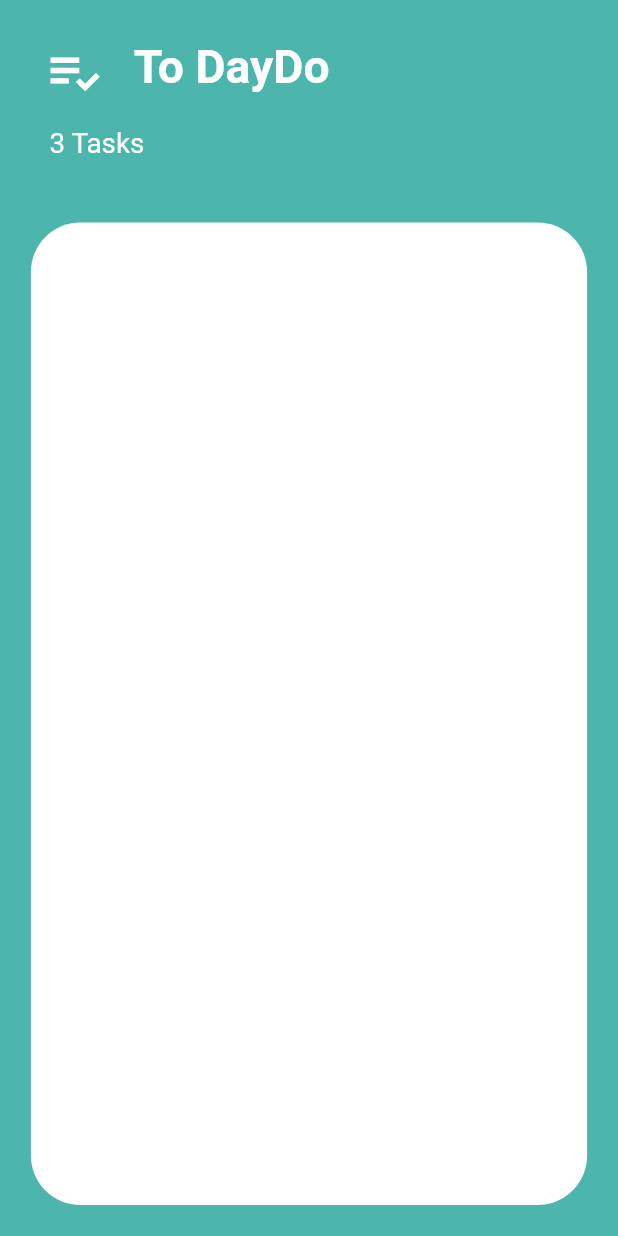
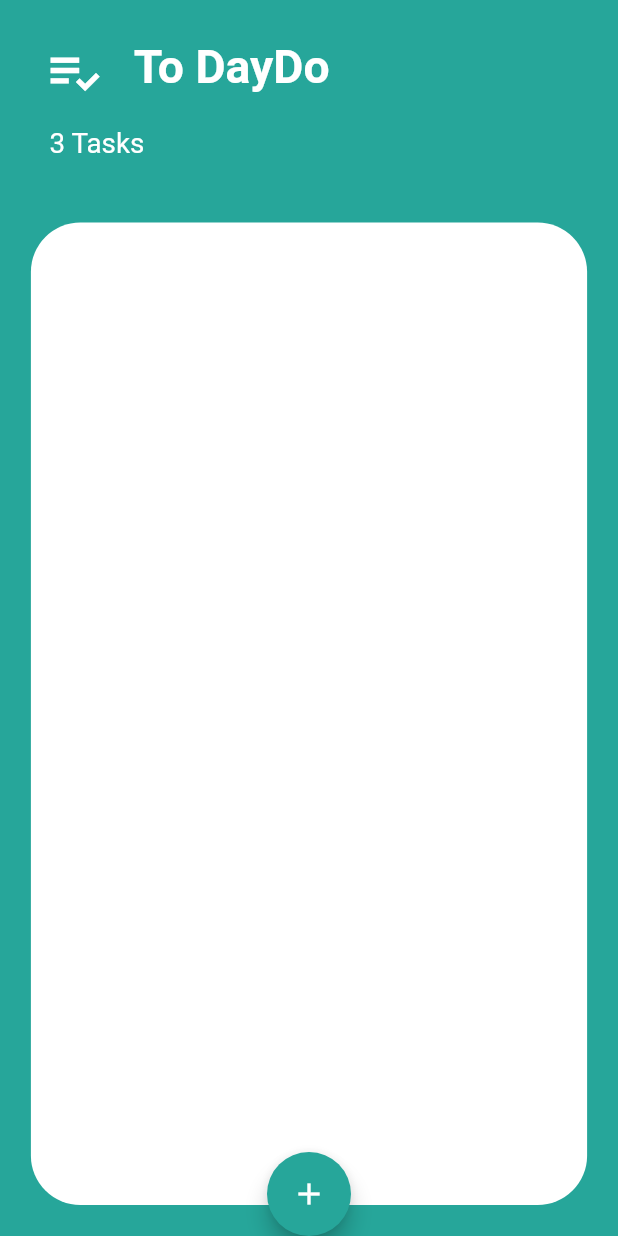
Before and after one commit to ahmdZhran/toDoApp, a Flutter app: the screen it shows after launch, on a phone screen of 412 x 824 dp. Run offline on Flutter 3.47's test engine with Material 2 defaults, Android fonts, the light colour scheme and no system bars.

Commit message:
float action button

```diff
--- a/lib/screens/home_page.dart
+++ b/lib/screens/home_page.dart
@@ -1,76 +1,20 @@
-// import 'package:flutter/material.dart';
-
-// class TaskManager extends StatelessWidget {
-//   const TaskManager({super.key});
-
-//   @override
-//   Widget build(BuildContext context) {
-//     return SafeArea(
-//       child: Scaffold(
-//         backgroundColor: Colors.teal[300],
-//         body: Padding(
-//           padding: const EdgeInsets.all(20),
-//           child: Column(
-//             crossAxisAlignment: CrossAxisAlignment.start,
-//             children: [
-//               Row(
-//                 children: [
-//                   IconButton(
-//                     onPressed: () {},
-//                     icon: const Icon(
-//                       Icons.playlist_add_check,
-//                       size: 40,
-//                       color: Colors.white,
-//                     ),
-//                   ),
-//                   const SizedBox(
-//                     width: 20,
-//                   ),
-//                   const Text(
-//                     'To DayDo',
-//                     style: TextStyle(
-//                         fontSize: 30,
-//                         fontWeight: FontWeight.bold,
-//                         color: Colors.white),
-//                   ),
-//                 ],
-//               ),
-//               const Padding(
-//                 padding: EdgeInsets.only(top: 8.0, left: 12),
-//                 child: Text(
-//                   '3 Tasks',
-//                   style: TextStyle(color: Colors.white),
-//                 ),
-//               ),
-//               const SizedBox(
-//                 height: 20,
-//               ),
-//               Expanded(
-//                 child: Container(
-//                   decoration: BoxDecoration(
-//                       borderRadius: BorderRadius.circular(16),
-//                       color: Colors.white),
-//                 ),
-//               )
-//             ],
-//           ),
-//         ),
-//       ),
-//     );
-//   }
-// }
 import 'package:flutter/material.dart';
 
 class TaskManager extends StatelessWidget {
   const TaskManager({Key? key}) : super(key: key);
-
   @override
   Widget build(BuildContext context) {
     final double screenHeight = MediaQuery.of(context).size.height;
     final double screenWidth = MediaQuery.of(context).size.width;
 
     return Scaffold(
-      backgroundColor: Colors.teal[300],
+      floatingActionButtonLocation: FloatingActionButtonLocation.centerDocked,
+      floatingActionButton: FloatingActionButton(
+        onPressed: null,
+        backgroundColor: Colors.teal[400],
+        child: const Icon(Icons.add),
+      ),
+      backgroundColor: Colors.teal[400],
       body: SafeArea(
         child: Padding(
           padding: EdgeInsets.all(screenWidth * 0.05),
```
